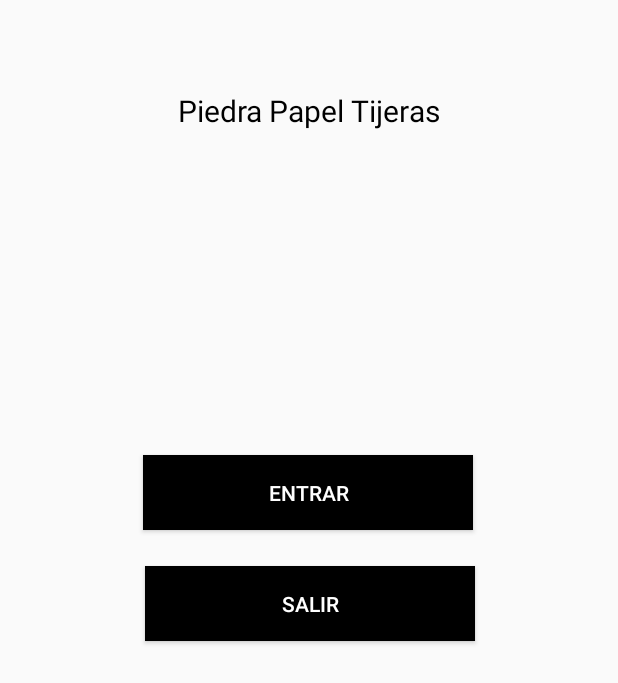
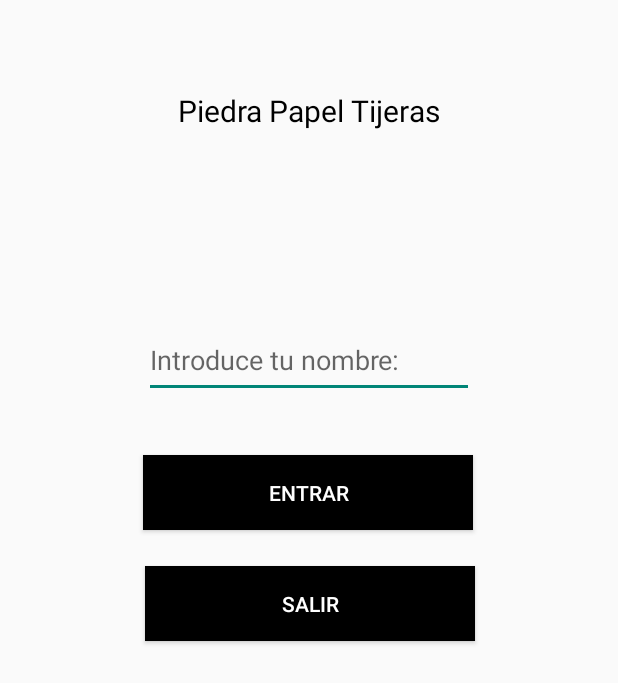
Before and after one commit to YuleiYanYY/PiedraPapelTijeras, an Android app: the screen it shows after launch (MainActivity before the commit, ActivityMenuInicio after it), on a phone screen of 412 x 824 dp. Shown: the top 683 px of the screen. Run offline under Robolectric (Android 15) with nearby library versions, the phone set to English and light mode, and no system bars.

Commit message:
Add activity básica del juego

```diff
--- a/app/src/main/java/com/example/piedrapapeltijeras/MainActivity.java
+++ b/app/src/main/java/com/example/piedrapapeltijeras/ActivityMenuInicio.java
@@ -2,27 +2,35 @@ package com.example.piedrapapeltijeras;
 
 import androidx.appcompat.app.AppCompatActivity;
 
+import android.content.Intent;
 import android.os.Bundle;
 import android.view.View;
 import android.widget.Button;
+import android.widget.EditText;
 
-public class MainActivity extends AppCompatActivity {
+public class ActivityMenuInicio extends AppCompatActivity {
     Button bEntrar, bSalir;
+    EditText etNombre;
 
     @Override
     protected void onCreate(Bundle savedInstanceState) {
         super.onCreate(savedInstanceState);
-        setContentView(R.layout.activity_main);
+        setContentView(R.layout.activity_menu_inicio);
         inicializarVariables();
     }
 
     private void inicializarVariables() {
         bEntrar = findViewById(R.id.bEntrar);
         bSalir = findViewById(R.id.bSalir);
+        etNombre = findViewById(R.id.etNombre);
     }
 
     public void entrar(View view) {
+        Intent intent1 = new Intent(view.getContext(), ActivityJuego.class);
 
+        intent1.putExtra("res1", etNombre.getText().toString());
+
+        startActivityForResult(intent1, 0);
     }
 
     public void salir(View view) {
--- a/app/src/main/res/layout/activity_main.xml
+++ b/app/src/main/res/layout/activity_menu_inicio.xml
@@ -4,7 +4,7 @@
     xmlns:tools="http://schemas.android.com/tools"
     android:layout_width="match_parent"
     android:layout_height="match_parent"
-    tools:context=".MainActivity">
+    tools:context=".ActivityMenuInicio">
 
     <Button
         android:id="@+id/bSalir"
@@ -50,4 +50,17 @@
         app:layout_constraintStart_toStartOf="parent"
         app:layout_constraintTop_toTopOf="parent" />
 
+    <EditText
+        android:id="@+id/etNombre"
+        android:layout_width="220dp"
+        android:layout_height="50dp"
+        android:layout_marginTop="128dp"
+        android:ems="10"
+        android:hint="@string/etHintNombre"
+        android:inputType="textPersonName"
+        app:layout_constraintEnd_toEndOf="parent"
+        app:layout_constraintHorizontal_bias="0.5"
+        app:layout_constraintStart_toStartOf="parent"
+        app:layout_constraintTop_toBottomOf="@+id/tfTitulo" />
+
 </androidx.constraintlayout.widget.ConstraintLayout>
--- a/app/src/main/res/values/strings.xml
+++ b/app/src/main/res/values/strings.xml
@@ -3,4 +3,8 @@
     <string name="tvTituloJuego">Piedra Papel Tijeras</string>
     <string name="bEntrar">Entrar</string>
     <string name="bSalir">Salir</string>
+    <string name="etHintNombre">"Introduce tu nombre: "</string>
+    <string name="tvBienvenida">"Bienvenido</string>
+    <string name="tvOponente">"Tu oponente: "</string>
+    <string name="tvTurno">"Turno del Jugador"</string>
 </resources>
```
Also changed, not shown: app/src/main/AndroidManifest.xml (+8 -1 lines), app/src/main/java/com/example/piedrapapeltijeras/ActivityJuego.java (added, +14 -0 lines), app/src/main/res/layout/activity_juego.xml (added, +89 -0 lines), app/src/main/res/drawable/juego.png (added), app/src/main/res/drawable/papel.png (added), app/src/main/res/drawable/piedra.png (added), app/src/main/res/drawable/tijeras.png (added).
